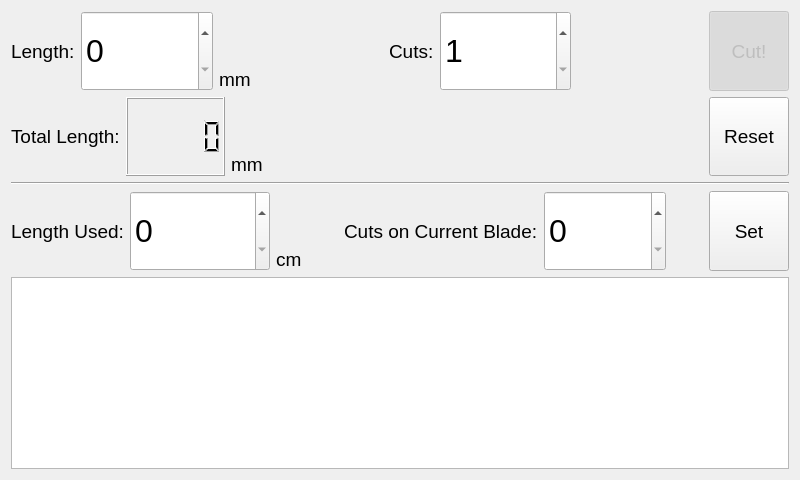
fwappy/tubingCutter, file cutter.ui: the form before one commit.
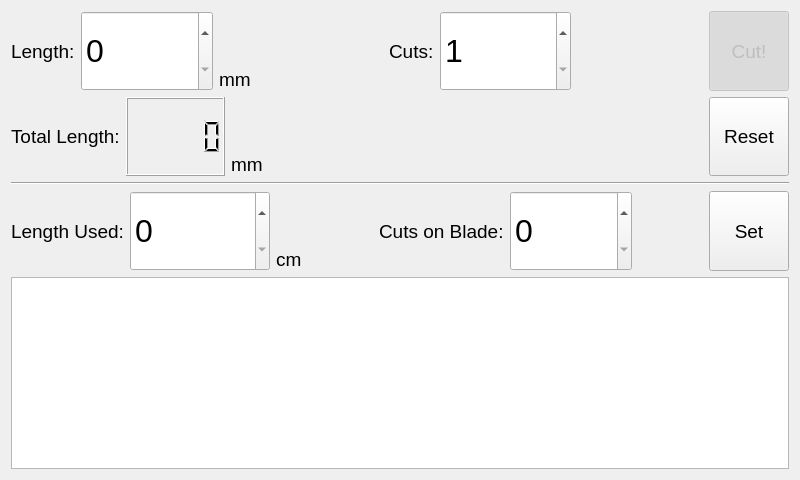
The form after the commit.

Commit message: Fix sizing issue

```diff
--- a/cutter.ui
+++ b/cutter.ui
@@ -134,7 +134,7 @@
         </font>
        </property>
        <property name="text">
-        <string>Cuts on Current Blade:</string>
+        <string>Cuts on Blade:</string>
        </property>
        <property name="buddy">
         <cstring>blade</cstring>
```
